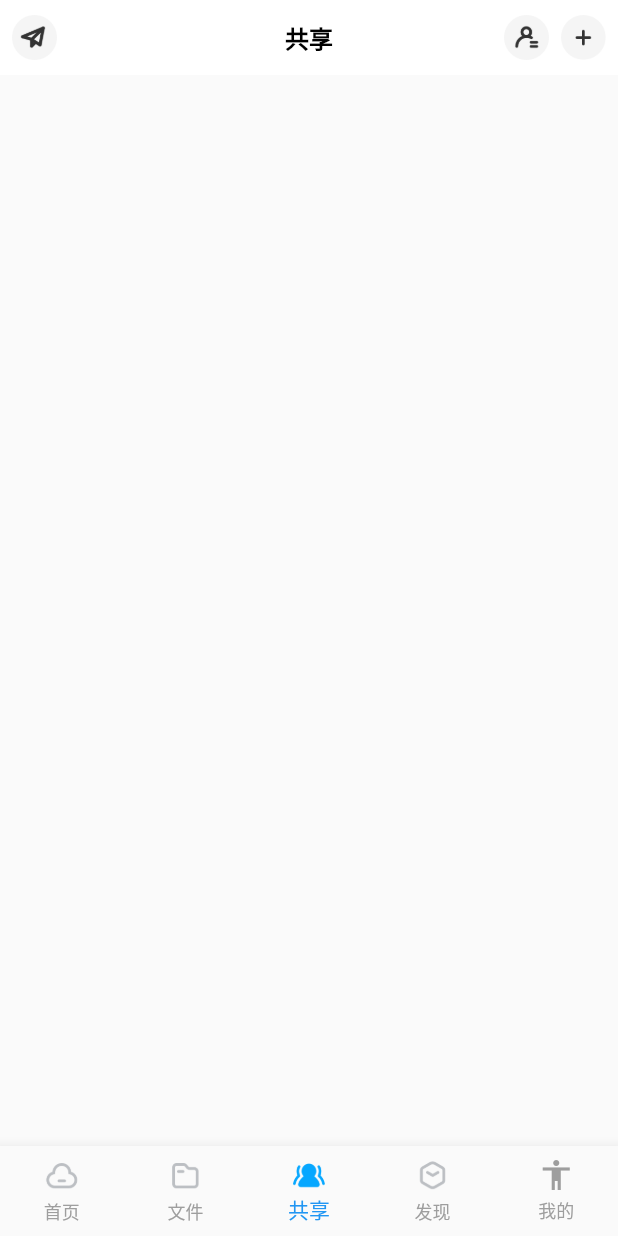
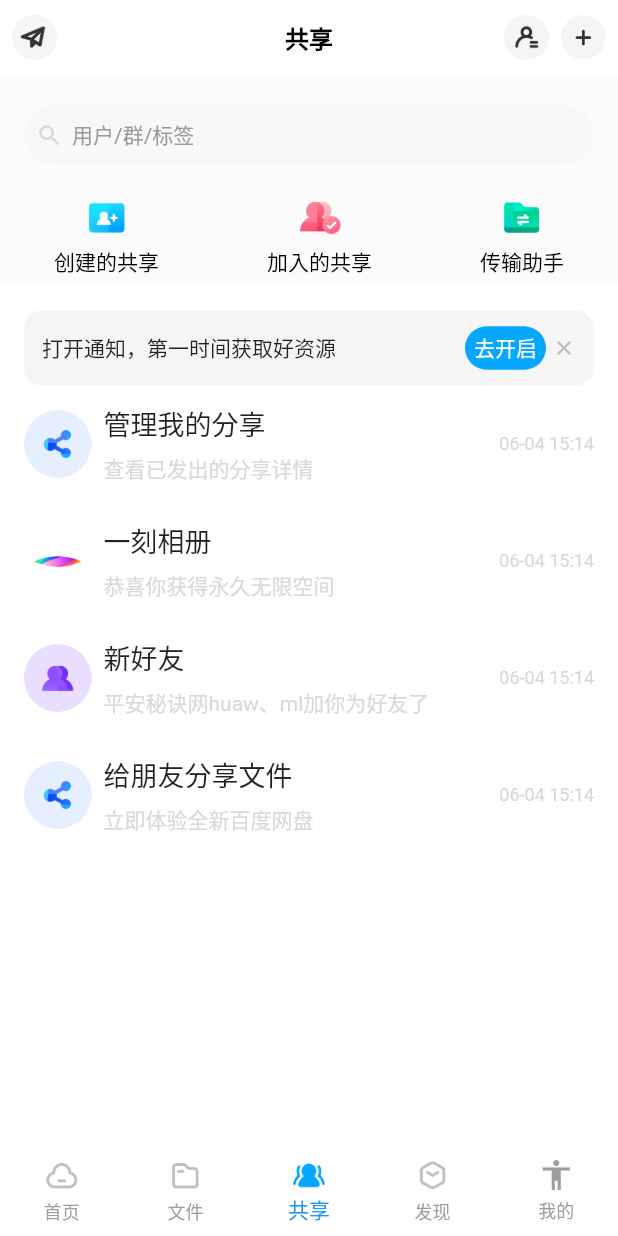
Before and after one commit to xiaxiayige/FlutterDemo, a Flutter app: the screen it shows after launch, item 3 of the bottom bar chosen, on a phone screen of 412 x 824 dp. Run offline on Flutter 3.47's test engine with Material 2 defaults, Android fonts, the phone set to English and light mode, and no system bars.

Commit message:
共享页面完成

```diff
--- a/flutter_pan_baidu/lib/main.dart
+++ b/flutter_pan_baidu/lib/main.dart
@@ -54,6 +54,7 @@ class _FragmentContainerState extends State<FragmentContainer> {
     bool s=a.length==0;
     return SafeArea(
       child: Scaffold(
+        backgroundColor: Color(0xffFBFBFB),
         body: bodyWidget,
         bottomNavigationBar: BottomNavigationBar(
           items: [
@@ -111,6 +112,8 @@ class _FragmentContainerState extends State<FragmentContainer> {
           showSelectedLabels: true,
           showUnselectedLabels: true,
           currentIndex: currentPosition,
+          backgroundColor: Colors.white,
+          elevation: 0,
         ),
       ),
     );
--- a/flutter_pan_baidu/lib/page/home_page.dart
+++ b/flutter_pan_baidu/lib/page/home_page.dart
@@ -170,7 +170,6 @@ class HomePage extends StatelessWidget {
             ],),
           ),
         ),
-
       ],
     );
   }
--- a/flutter_pan_baidu/lib/page/share_page.dart
+++ b/flutter_pan_baidu/lib/page/share_page.dart
@@ -13,7 +13,93 @@ class SharePage extends StatelessWidget {
       children: <Widget>[
         Column(
           children: <Widget>[
-
+            Container(
+              margin: EdgeInsets.only(left: 16,right: 16,top: 70),
+              padding: EdgeInsets.only(left: 8,right: 8),
+              height: 40,
+              decoration: BoxDecoration(color: Color(0xffF8F8F8),borderRadius: BorderRadius.circular(25)
+              ,),
+              child:Row(
+                children: <Widget>[
+                  Icon(Icons.search,size: 18,color: Color(0xffd9d9d9),),
+                  SizedBox(width: 6,),
+                  Text("用户/群/标签",style: TextStyle(color: Color(0xff999999)),)
+                ],
+              ),
+            ),
+            SizedBox(height: 20,),
+            Row(
+              mainAxisAlignment: MainAxisAlignment.spaceAround,
+              children: <Widget>[
+                Column(
+                  children: <Widget>[
+                    Image.asset(R.img_share_share_list_guide_item_own_share_icon,width: 30,height: 30,),
+                    SizedBox(height: 4,),
+                    Text("创建的共享",style: TextStyle(color: Colors.black),),
+                  ],
+                ),
+                Column(
+                  children: <Widget>[
+                    Image.asset(R.img_share_share_list_guide_item_own_joined_share,width: 30,height: 30,),
+                    SizedBox(height: 4,),
+                    Text("加入的共享",style: TextStyle(color: Colors.black),),
+                  ],
+                ),
+                Column(
+                  children: <Widget>[
+                    Image.asset(R.img_share_share_list_guide_item_own_transfer_helper,width: 30,height: 30,),
+                    SizedBox(height: 4,),
+                    Text("传输助手",style: TextStyle(color: Colors.black),),
+                  ],
+                ),
+              ],
+            ),
+            SizedBox(height: 6,),
+            Expanded(
+              child: Container(
+                color: Colors.white,
+                padding: EdgeInsets.all(16),
+                child:Column(
+                  children: <Widget>[
+                      Container(
+                        height: 50,
+                        decoration:
+                        BoxDecoration(borderRadius: BorderRadius.circular(12),color: Color(0xffF5F5F5)),
+                        child: Row(
+                          mainAxisAlignment: MainAxisAlignment.spaceBetween,
+                          children: <Widget>[
+                            Padding(
+                                padding: EdgeInsets.only(left: 12),
+                                child: Text("打开通知，第一时间获取好资源")),
+                            Row(
+                              children: <Widget>[
+                                Container(
+                                    padding: EdgeInsets.only(left: 6,right: 6,top: 4,bottom: 4),
+                                    decoration: BoxDecoration(borderRadius: BorderRadius.circular(50),color: Color(0xff06A7FF),),
+                                    child: Text("去开启",style: TextStyle(color: Colors.white),)),
+                                SizedBox(width: 4,),
+                                Icon(Icons.close,size: 16,color: Color(0xffBDBDBD),),
+                                SizedBox(width: 12,)
+                              ],
+                            )
+                          ],
+                        ),
+                      ),
+                    Expanded(
+                      child: ListView(
+                        shrinkWrap: true,
+                        physics: NeverScrollableScrollPhysics(),
+                        children: <Widget>[
+                          _buildItem(R.img_share_share_link_guide_icon,"管理我的分享","查看已发出的分享详情","06-04 15:14"),
+                          _buildItem(R.img_share_youa_logo,"一刻相册","恭喜你获得永久无限空间","06-04 15:14"),
+                          _buildItem(R.img_share_item_new_follow_icon,"新好友","平安秘诀网huaw、ml加你为好友了","06-04 15:14"),
+                          _buildItem(R.img_share_share_link_guide_icon,"给朋友分享文件","立即体验全新百度网盘","06-04 15:14"),
+                      ],),
+                    )
+                  ],
+                ),
+              ),
+            )
           ],
         ),
        Container(
@@ -47,3 +133,27 @@ class SharePage extends StatelessWidget {
     );
   }
 }
+
+  Widget _buildItem(String iconStr, String title, String desc, String time) {
+  return Padding(
+    padding: EdgeInsets.only(top: 12,bottom: 12),
+    child: Row(
+      children: <Widget>[
+        Image.asset(iconStr,width: 45,height: 45,),
+        SizedBox(width: 8,),
+        Column(
+          crossAxisAlignment: CrossAxisAlignment.start,
+          children: <Widget>[
+            Text(title,style: TextStyle(fontSize: 18),),
+            SizedBox(height: 6,),
+            Text(desc,style: TextStyle(color: Color(0xffD9D9D9),fontSize: 14),)
+          ],
+        ),
+        Expanded(
+            child: Align(
+                alignment: Alignment.topRight,
+                child: Text(time,style: TextStyle(color:Color(0xffD9D9D9),fontSize: 12 ),)))
+      ],
+    ),
+  );
+}
--- a/flutter_pan_baidu/pubspec.yaml
+++ b/flutter_pan_baidu/pubspec.yaml
@@ -42,6 +42,8 @@ flutter:
 
   # To add assets to your application, add an assets section, like this:
   assets:
+    - assets/img/share/
+    - assets/service_yingge_icon_a.png
     - assets/img/mine/
     - assets/img/
 
```
Also changed, not shown: flutter_pan_baidu/assets/img/share/item_new_follow_icon.png (added), flutter_pan_baidu/assets/img/share/item_share_guide_icon_normal.png (added), flutter_pan_baidu/assets/img/share/share_link_guide_icon.png (added), flutter_pan_baidu/assets/img/share/share_list_guide_item_own_joined_share.png (added), flutter_pan_baidu/assets/img/share/share_list_guide_item_own_share_icon.png (added), flutter_pan_baidu/assets/img/share/share_list_guide_item_own_transfer_helper.png (added), flutter_pan_baidu/assets/img/share/youa_logo.png (added), flutter_pan_baidu/assets/service_yingge_icon_a.png (added), flutter_pan_baidu/lib/generated/r.dart.
